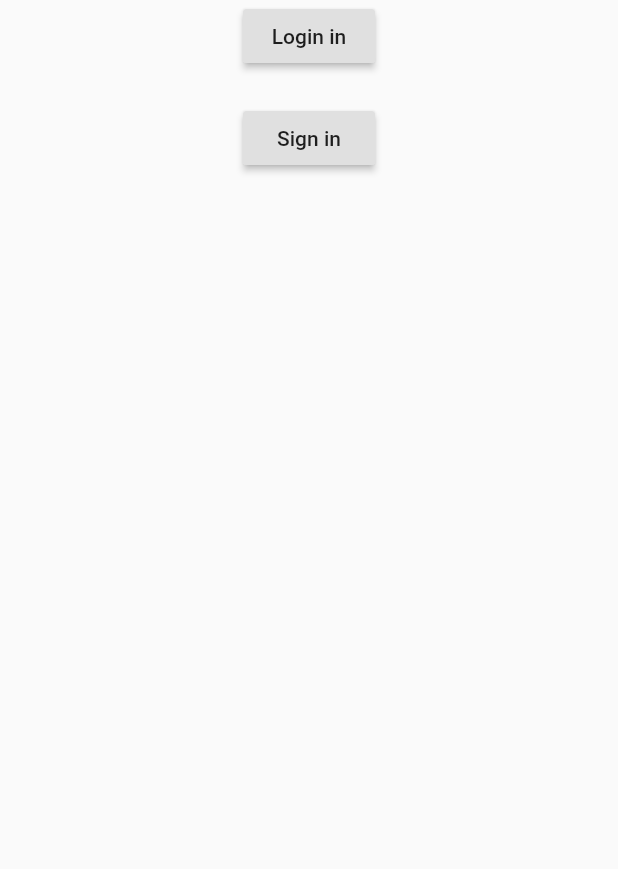
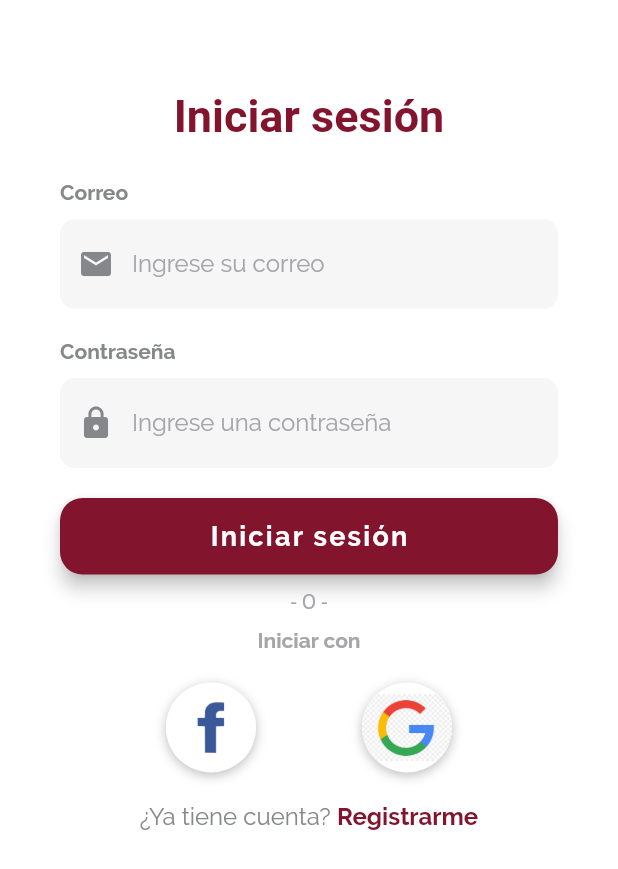
Before and after one commit to castillorey/ESSADE, a Flutter app: the screen it shows after launch, on a phone screen of 412 x 824 dp. Shown: the top 869 px of the screen. Run offline on Flutter 3.47's test engine with Material 2 defaults, Android fonts, the phone set to English and light mode, and no system bars; our stand-ins replace firebase_auth, google_sign_in; accounts and stored records are empty; Roboto replaces fonts that are missing (Monserrat).

Commit message:
Create all widget for Sign/Log in screens

```diff
--- a/ESSADE/lib/ui/login_page.dart
+++ b/ESSADE/lib/ui/login_page.dart
@@ -1,5 +1,12 @@
 import 'package:essade/auth/login_state.dart';
+import 'package:essade/utilities/constants.dart';
+import 'package:essade/widgets/or_log_sign_in_with_widget.dart';
+import 'package:essade/widgets/switch_loged_signed_widget.dart';
+import 'package:essade/widgets/input_text_field_widget.dart';
+import 'package:essade/widgets/long_button_widget.dart';
+import 'package:essade/widgets/social_buttons_widget.dart';
 import 'package:flutter/material.dart';
+import 'package:flutter/services.dart';
 import 'package:provider/provider.dart';
 import 'package:essade/ui/signin_page.dart';
 
@@ -7,35 +14,91 @@ class LoginPage extends StatelessWidget {
   @override
   Widget build(BuildContext context) {
     return Scaffold(
-      body: Center(
-        child: Consumer<LoginState>(
-          builder: (BuildContext context, LoginState value, Widget child){
-            if(value.isLoading()){
-              return CircularProgressIndicator();
-            } else {
-              return child;
-            }
-          },
-          child: Column(
+      body: AnnotatedRegion<SystemUiOverlayStyle>(
+        value: SystemUiOverlayStyle.light,
+        child: GestureDetector(
+          onTap: () => FocusScope.of(context).unfocus(),
+          child: Stack(
             children: <Widget>[
-              RaisedButton(
-                  child: Text('Login in'),
-                  onPressed: (){
-                    Provider.of<LoginState>(context, listen: false).login();
-                  }
+              Container(
+                height: double.infinity,
+                width: double.infinity,
+                color: Colors.white,
               ),
-              SizedBox(height: 20.0),
-              RaisedButton(
-                  child: Text('Sign in'),
-                  onPressed: (){
-                    Navigator.push(
-                      context,
-                      MaterialPageRoute(builder: (context) => SignInPage()),
-                    );
-                  }
-              ),
+              Container(
+                height: double.infinity,
+                child: SingleChildScrollView(
+                  physics: AlwaysScrollableScrollPhysics(),
+                  padding: EdgeInsets.symmetric(
+                    horizontal: 40.0,
+                    vertical: 60.0,
+                  ),
+                  child: Column(
+                    mainAxisAlignment: MainAxisAlignment.center,
+                    children: <Widget>[
+                      Text(
+                        'Iniciar sesión',
+                        style: TextStyle(
+                          color: essadePrimaryColor,
+                          fontFamily: 'Monserrat',
+                          fontSize: 30.0,
+                          fontWeight: FontWeight.bold,
+                        ),
+                      ),
+                      SizedBox(height: 25.0),
+                      InputTextFieldWidget(
+                        label: 'Correo',
+                        inputType: TextInputType.emailAddress,
+                        icon: Icons.email,
+                        placeholder: 'Ingrese su correo',
+                        textColor: essadeDarkGray,
+                        boxColor: essadeGray.withOpacity(0.1),
+                        placeholderColor: essadeGray,
+                      ),
+                      SizedBox(height: 20.0,),
+                      InputTextFieldWidget(
+                        label: 'Contraseña',
+                        inputType: TextInputType.emailAddress,
+                        icon: Icons.lock,
+                        placeholder: 'Ingrese una contraseña',
+                        textColor: essadeDarkGray,
+                        boxColor: essadeGray.withOpacity(0.1),
+                        placeholderColor: essadeGray,
+                      ),
+                      SizedBox(height: 20.0),
+                      LongButtonWidget(
+                        text: 'Iniciar sesión',
+                        boxColor: Colors.white,
+                        textColor: essadePrimaryColor,
+                        onPressed: () =>  print('Sign in pressed'),
+                      ),
+                      SizedBox(height: 10.0),
+                      OrLogSignInWithWidget(
+                        text: 'Iniciar con',
+                        textColor: essadeGray,
+                      ),
+                      SocialButtonWidget(
+                        fbLogoPath: 'assets/logos/facebook.jpg',
+                        onFbPressed: () => print('Facebook login pressed'),
+                        gooLogoPath: 'assets/logos/google.jpg',
+                        onGooPressed: () => print('Google login pressed'),
+                      ),
+                      SwitchLoggedSignedWidget(
+                        guideText: '¿Ya tiene cuenta? ',
+                        guideTextColor: essadeDarkGray,
+                        actionText: 'Registrarme',
+                        actionTextColor: essadePrimaryColor,
+                        onTap: (){ Navigator.push(
+                            context,
+                            MaterialPageRoute(builder: (context) => SignInPage())
+                        );},
+                      ),
+                    ],
+                  ),
+                ),
+              )
             ],
-          )
+          ),
         ),
       ),
     );
--- a/ESSADE/lib/ui/signin_page.dart
+++ b/ESSADE/lib/ui/signin_page.dart
@@ -1,7 +1,9 @@
 import 'package:essade/models/global.dart';
 import 'package:essade/utilities/constants.dart';
+import 'package:essade/widgets/switch_loged_signed_widget.dart';
 import 'package:essade/widgets/input_text_field_widget.dart';
 import 'package:essade/widgets/long_button_widget.dart';
+import 'package:essade/widgets/or_log_sign_in_with_widget.dart';
 import 'package:essade/widgets/social_buttons_widget.dart';
 import 'package:flutter/material.dart';
 import 'package:flutter/services.dart';
@@ -14,70 +16,6 @@ class SignInPage extends StatefulWidget {
 }
 
 class _SignInPageState extends State<SignInPage> {
-
-  final sLabelStyle = TextStyle(
-    color: Colors.white,
-    fontWeight: FontWeight.bold,
-    fontFamily: 'Raleway',
-  );
-
-  Widget _buildSignInWithText() {
-    return Column(
-      children: <Widget>[
-        Text(
-          '- O -',
-          style: TextStyle(
-            color: Colors.white,
-            fontWeight: FontWeight.w400,
-          ),
-        ),
-        SizedBox(height: 10.0),
-        Text(
-          'Registrarse con',
-          style: sLabelStyle,
-        ),
-      ],
-    );
-  }
-
-
-  Widget _buildLoginBtn() {
-    return GestureDetector(
-      onTap: (){ Navigator.push(
-          context,
-          MaterialPageRoute(builder: (context) => LoginPage())
-      );},
-      child: RichText(
-        text: TextSpan(
-          text: 'Iniciar sesión',
-          style: TextStyle(
-            color: Colors.white,
-            fontFamily: 'Raleway',
-            fontSize: 16.0,
-            fontWeight: FontWeight.bold,
-          ),
-        ),
-      ),
-    );
-  }
-
-  Widget _buildAlreadySigned(){
-    return Row(
-      mainAxisAlignment: MainAxisAlignment.center,
-      children: <Widget>[
-        Text(
-          'Ya tiene una cuenta? ',
-          style: TextStyle(
-            color: essadeGray,
-            fontFamily: 'Raleway',
-            fontSize: 16.0,
-            fontWeight: FontWeight.w400,
-          ),
-        ),
-        _buildLoginBtn(),
-      ],
-    );
-  }
   @override
   Widget build(BuildContext context) {
     return Scaffold(
@@ -145,18 +83,31 @@ class _SignInPageState extends State<SignInPage> {
                       SizedBox(height: 20.0),
                       LongButtonWidget(
                         text: 'Registro',
+                        boxColor: essadePrimaryColor,
                         textColor: Colors.white,
                         onPressed: () =>  print('Sign in pressed'),
                       ),
                       SizedBox(height: 10.0),
-                      _buildSignInWithText(),
+                      OrLogSignInWithWidget(
+                        text: 'Registrarse con',
+                        textColor: Colors.white,
+                      ),
                       SocialButtonWidget(
                         fbLogoPath: 'assets/logos/facebook.jpg',
                         onFbPressed: () => print('Facebook login pressed'),
                         gooLogoPath: 'assets/logos/google.jpg',
                         onGooPressed: () => print('Google login pressed'),
                       ),
-                      _buildAlreadySigned(),
+                      SwitchLoggedSignedWidget(
+                        guideText: '¿Ya tiene una cuenta? ',
+                        guideTextColor: essadeGray,
+                        actionText: 'Iniciar Sesión',
+                        actionTextColor: Colors.white,
+                        onTap: (){ Navigator.push(
+                            context,
+                            MaterialPageRoute(builder: (context) => LoginPage())
+                        );},
+                      ),
                     ],
                   ),
                 ),
--- a/ESSADE/lib/widgets/long_button_widget.dart
+++ b/ESSADE/lib/widgets/long_button_widget.dart
@@ -3,11 +3,12 @@ import 'package:flutter/material.dart';
 
 class LongButtonWidget extends StatelessWidget {
   final String text;
-  final Color textColor;
+  final Color boxColor, textColor;
   final VoidCallback onPressed;
 
   LongButtonWidget({
     @required this.text,
+    @required this.boxColor,
     @required this.textColor,
     @required this.onPressed
   });
@@ -16,7 +17,7 @@ class LongButtonWidget extends StatelessWidget {
   Widget build(BuildContext context) {
 
     final btnStyle = TextStyle(
-      color: essadePrimaryColor,
+      color: boxColor,
       letterSpacing: 1.5,
       fontSize: 18.0,
       fontWeight: FontWeight.bold,
--- /dev/null
+++ b/ESSADE/lib/widgets/or_log_sign_in_with_widget.dart
@@ -0,0 +1,35 @@
+import 'package:flutter/material.dart';
+
+class OrLogSignInWithWidget extends StatelessWidget {
+  final String text;
+  final Color textColor;
+
+  OrLogSignInWithWidget({
+    @required this.text,
+    @required this.textColor
+  });
+  @override
+
+  Widget build(BuildContext context) {
+    return Column(
+      children: <Widget>[
+        Text(
+          '- O -',
+          style: TextStyle(
+            color: textColor,
+            fontWeight: FontWeight.w400,
+          ),
+        ),
+        SizedBox(height: 10.0),
+        Text(
+          text,
+          style: TextStyle(
+            color: textColor,
+            fontWeight: FontWeight.bold,
+            fontFamily: 'Raleway',
+          ),
+        ),
+      ],
+    );
+  }
+}
--- /dev/null
+++ b/ESSADE/lib/widgets/switch_loged_signed_widget.dart
@@ -0,0 +1,52 @@
+import 'package:essade/utilities/constants.dart';
+import 'package:flutter/material.dart';
+
+class SwitchLoggedSignedWidget extends StatelessWidget {
+  final String guideText, actionText;
+  final Color guideTextColor, actionTextColor;
+  final VoidCallback onTap;
+
+  SwitchLoggedSignedWidget({
+    @required this.guideText,
+    @required this.guideTextColor,
+    @required this.actionTextColor,
+    @required this.actionText,
+    @required this.onTap
+  });
+  @override
+  Widget build(BuildContext context) {
+
+    Widget _buildLoginBtn() {
+      return GestureDetector(
+        onTap: () => onTap(),
+        child: RichText(
+          text: TextSpan(
+            text: actionText,
+            style: TextStyle(
+              color: actionTextColor,
+              fontFamily: 'Raleway',
+              fontSize: 16.0,
+              fontWeight: FontWeight.bold,
+            ),
+          ),
+        ),
+      );
+    }
+
+    return Row(
+      mainAxisAlignment: MainAxisAlignment.center,
+      children: <Widget>[
+        Text(
+          guideText,
+          style: TextStyle(
+            color: guideTextColor,
+            fontFamily: 'Raleway',
+            fontSize: 16.0,
+            fontWeight: FontWeight.w400,
+          ),
+        ),
+        _buildLoginBtn(),
+      ],
+    );
+  }
+}
```
